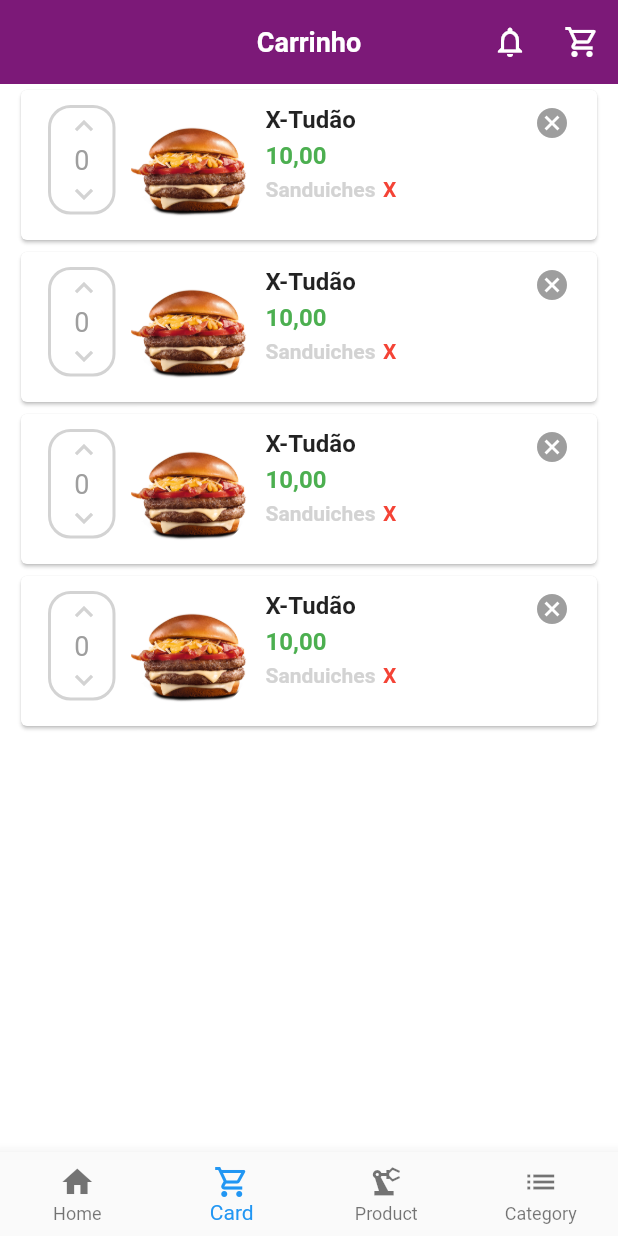
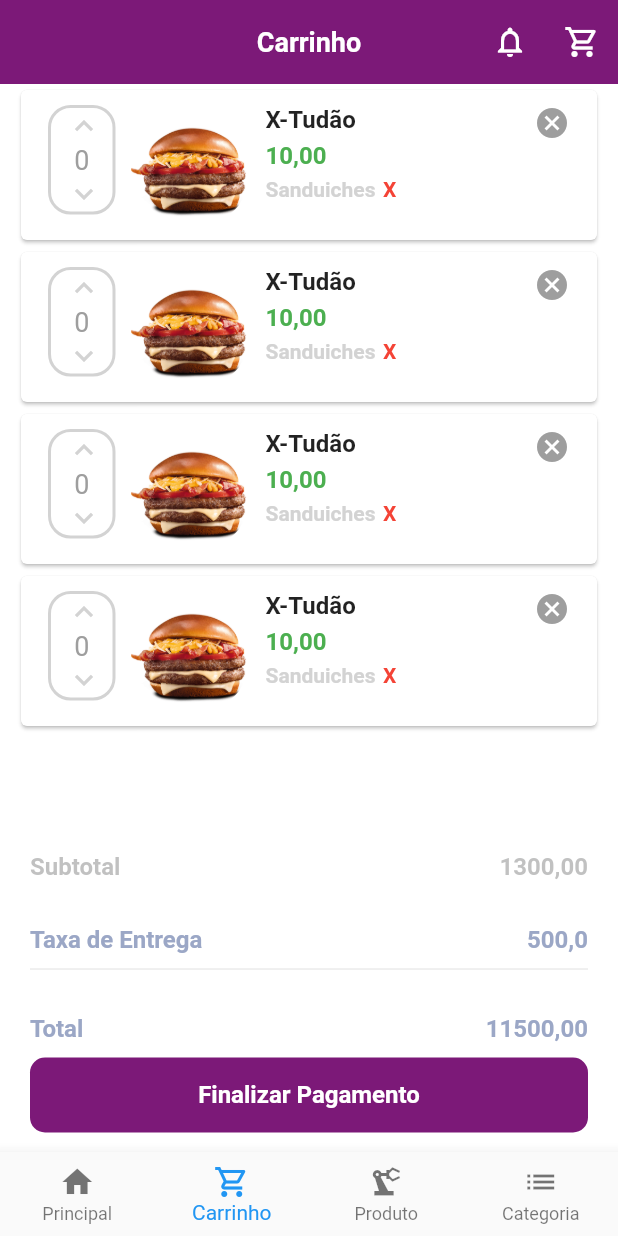
Before and after one commit to goncalveshigino/Piteu, a Flutter app: the screen it shows after launch, item 2 of the bottom bar chosen, on a phone screen of 412 x 824 dp. Run offline on Flutter 3.47's test engine with Material 2 defaults, Android fonts, the phone set to English and light mode, and no system bars.

Commit message:
correcao feita

```diff
--- a/lib/src/components/cardCategorias.dart
+++ b/lib/src/components/cardCategorias.dart
@@ -1,4 +1,3 @@
-
 import 'dart:ui';
 
 import 'package:cumidas/src/models/categoriasModel.dart';
--- a/lib/src/dados/categoriasDados.dart
+++ b/lib/src/dados/categoriasDados.dart
@@ -1,4 +1,5 @@
-import 'package:cumidas/src/models/categoriasModel.dart';
+
+import '../models/categoriasModel.dart';
 
 
 final categorias = [
--- a/lib/src/pages/card/card_page.dart
+++ /dev/null
@@ -1,28 +0,0 @@
-import 'package:flutter/material.dart';
-
-import 'components/card_car.dart';
-
-class CardPage extends StatefulWidget {
-  @override
-  _CardPageState createState() => _CardPageState();
-}
-
-class _CardPageState extends State<CardPage> {
-  @override
-  Widget build(BuildContext context) {
-    return Scaffold(
-       backgroundColor: Colors.white,
-       body: ListView(
-         padding: EdgeInsets.symmetric(horizontal: 10.0),
-         scrollDirection: Axis.vertical,
-
-         children: <Widget>[
-             CardCar(),
-             CardCar(),
-             CardCar(),
-             CardCar(),
-         ],
-       ),
-    );
-  }
-}
--- /dev/null
+++ b/lib/src/pages/cart/cart_page.dart
@@ -0,0 +1,161 @@
+import 'package:flutter/material.dart';
+
+import 'components/cart_car.dart';
+
+class CartPage extends StatefulWidget {
+  @override
+  _CartPageState createState() => _CartPageState();
+}
+
+class _CartPageState extends State<CartPage> {
+  @override
+  Widget build(BuildContext context) {
+    return Scaffold(
+       backgroundColor: Colors.white,
+       body: ListView(
+         padding: EdgeInsets.symmetric(horizontal: 10.0),
+         scrollDirection: Axis.vertical,
+
+         children: <Widget>[
+             CartCar(),
+             CartCar(),
+             CartCar(),
+             CartCar(),
+         ],
+       ),
+
+       bottomNavigationBar: _TotalContainer(),
+    );
+  }
+
+
+   Widget _TotalContainer(){
+        return Container(
+          height: 200.0,
+          padding: EdgeInsets.only(
+            left: 20.0,
+            right: 20.0
+          ),
+           margin: EdgeInsets.only(
+            top: 20.0,
+
+          ),
+          child: Column(
+            children: <Widget>[
+
+              Row(
+                mainAxisSize: MainAxisSize.max,
+                mainAxisAlignment: MainAxisAlignment.spaceBetween,
+                children: <Widget>[
+
+                  Text(
+                    "Subtotal",
+                    style: TextStyle(
+                      color: Color(0xFF6C6C6D6D),
+                      fontSize: 16.0,
+                      fontWeight: FontWeight.bold
+                    ),
+                  ),
+                  Text(
+                    "1300,00",
+                    style: TextStyle(
+                      color: Color(0xFF6C6C6D6D),
+                      fontSize: 16.0,
+                      fontWeight: FontWeight.bold
+                    ),
+                  )
+                ],
+              ),
+
+              SizedBox(
+                height: 30.0,
+              ),
+
+              Row(
+                mainAxisSize: MainAxisSize.max,
+                mainAxisAlignment: MainAxisAlignment.spaceBetween,
+                children: <Widget>[
+                  Text(
+                    "Taxa de Entrega",
+                    style: TextStyle(
+                      color: Color(0xFF9BA7C6),
+                      fontSize: 16.0,
+                      fontWeight: FontWeight.bold
+                    ),
+                  ),
+                  Text(
+                    "500,0",
+                    style: TextStyle(
+                      color: Color(0xFF9BA7C6),
+                      fontSize: 16.0,
+                      fontWeight: FontWeight.bold
+                    ),
+                  )
+                ],
+              ),
+
+          Divider(height: 20.0,),
+
+              SizedBox(
+                height: 20.0,
+              ),
+               Row(
+                mainAxisSize: MainAxisSize.max,
+                mainAxisAlignment: MainAxisAlignment.spaceBetween,
+                children: <Widget>[
+                  Text(
+                    "Total",
+                    style: TextStyle(
+                      color: Color(0xFF9BA7C6),
+                      fontSize: 16.0,
+                      fontWeight: FontWeight.bold
+                    ),
+                  ),
+                  Text(
+                    "11500,00",
+                    style: TextStyle(
+                      color: Color(0xFF9BA7C6),
+                      fontSize: 16.0,
+                      fontWeight: FontWeight.bold
+                    ),
+                  )
+                ],
+              ),
+
+              SizedBox(
+                height: 10.0,
+              ),
+
+              GestureDetector(
+                onTap: (){
+
+
+                 //Chamar Login
+                },
+
+                child: Container(
+                  height: 50.0,
+                  decoration: BoxDecoration(
+                    color: Theme.of(context).primaryColor,
+                    borderRadius: BorderRadius.circular(10.0)
+                  ),
+                  child: Center(
+                    child: Text(
+                      "Finalizar Pagamento",
+                      style: TextStyle(
+                        color: Colors.white,
+                        fontSize: 16.0,
+                        fontWeight: FontWeight.bold
+                      ),
+                    ),
+                  ),
+                ),
+              ),
+
+
+
+            ],
+          ),
+        );
+  }
+}
--- a/lib/src/pages/card/components/card_car.dart
+++ b/lib/src/pages/cart/components/cart_car.dart
@@ -1,11 +1,11 @@
 import 'package:flutter/material.dart';
 
-class CardCar extends StatefulWidget {
+class CartCar extends StatefulWidget {
   @override
-  _CardCarState createState() => _CardCarState();
+  _CartCarState createState() => _CartCarState();
 }
 
-class _CardCarState extends State<CardCar> {
+class _CartCarState extends State<CartCar> {
   @override
   Widget build(BuildContext context) {
     return Card(
--- a/lib/src/tabs/tabs.dart
+++ b/lib/src/tabs/tabs.dart
@@ -1,8 +1,9 @@
-import 'package:cumidas/src/pages/card/card_page.dart';
+
+import 'package:cumidas/src/pages/cart/cart_page.dart';
 import 'package:cumidas/src/pages/category/category_page.dart';
 import 'package:cumidas/src/pages/home/home_page.dart';
 import 'package:cumidas/src/pages/product/product_page.dart';
-import 'package:flutter/foundation.dart';
+
 import 'package:flutter/material.dart';
 
 class Tabs extends StatefulWidget {
@@ -14,7 +15,7 @@ class _TabsState extends State<Tabs> {
   int abaAtual = 0;
 
   HomePage homePage;
-  CardPage cardPage;
+  CartPage cartPage;
   ProductPage productPage;
   CategoryPage categoryPage;
 
@@ -24,11 +25,11 @@ class _TabsState extends State<Tabs> {
   @override
   void initState() {
     homePage = HomePage();
-    cardPage = CardPage();
+    cartPage = CartPage();
     productPage = ProductPage();
     categoryPage = CategoryPage();
 
-    pages = [homePage, cardPage, productPage, categoryPage];
+    pages = [homePage, cartPage, productPage, categoryPage];
     pagActual = homePage;
     super.initState();
   }
@@ -93,22 +94,22 @@ class _TabsState extends State<Tabs> {
 
               BottomNavigationBarItem(
                   icon: Icon(Icons.home,),
-                  title: const Text("Home")
+                  title: const Text("Principal")
               ),
 
               BottomNavigationBarItem(
                   icon: Icon(Icons.shopping_cart_outlined,),
-                  title: const Text("Card")
+                  title: const Text("Carrinho")
               ),
 
               BottomNavigationBarItem(
                   icon: Icon(Icons.precision_manufacturing_sharp,),
-                  title: const Text("Product")
+                  title: const Text("Produto")
               ),
 
               BottomNavigationBarItem(
                   icon: Icon(Icons.list,),
-                  title: const Text("Category")
+                  title: const Text("Categoria")
               ),
          ],
        ),
@@ -117,6 +118,9 @@ class _TabsState extends State<Tabs> {
             //TRAZER O CONTEUDO DA HOME PAGE
          body: pagActual,
       ),
+
+
+
     );
   }
 }
```
Also changed, not shown: lib/src/components/categorias.dart (line endings or trailing spaces).
